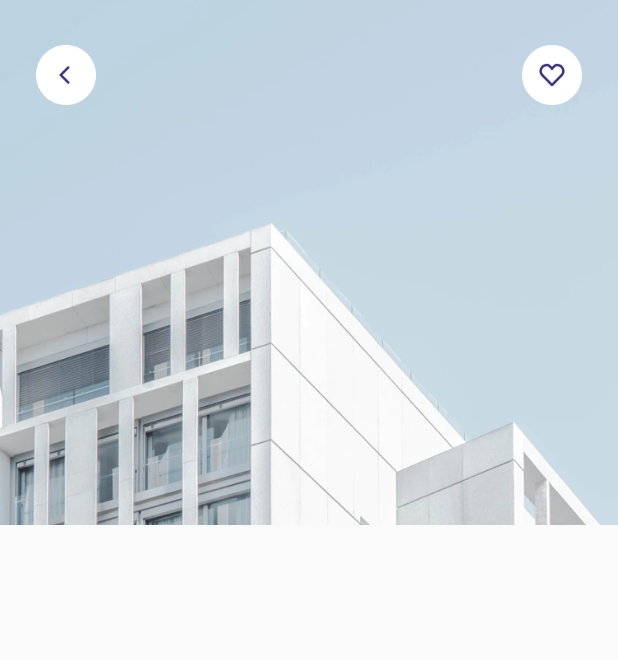
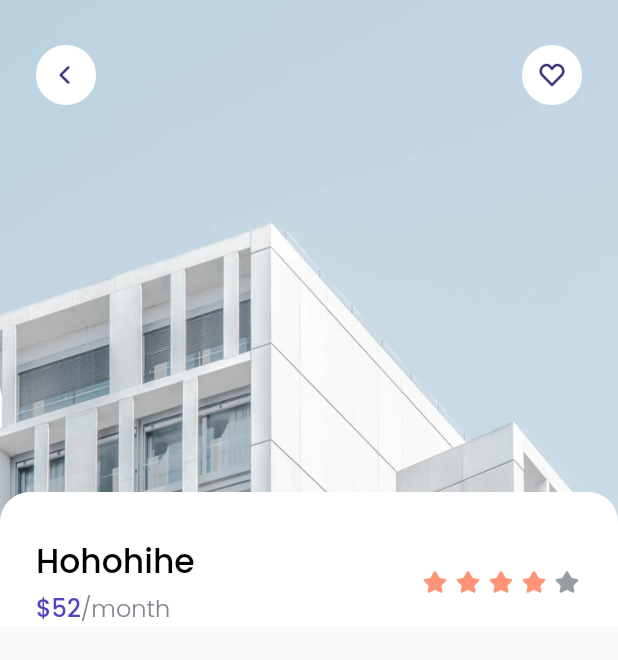
Before and after one commit to BennoAlif/cozy, a Flutter app: the DetailPage screen opened directly, on a phone screen of 412 x 824 dp. Shown: the top 660 px of the screen. Run offline on Flutter 3.47's test engine with Material 2 defaults, Android fonts, the phone set to English and light mode, and no system bars; our stand-ins replace google_fonts.

Commit message:
[Detail Page] Header

```diff
--- a/lib/pages/detail_page.dart
+++ b/lib/pages/detail_page.dart
@@ -40,6 +40,106 @@ class DetailPage extends StatelessWidget {
                   ),
                 ],
               ),
+            ),
+            ListView(
+              children: [
+                const SizedBox(
+                  height: 328,
+                ),
+                Container(
+                  width: MediaQuery.of(context).size.width,
+                  decoration: BoxDecoration(
+                    borderRadius: const BorderRadius.vertical(
+                      top: Radius.circular(20),
+                    ),
+                    color: whiteColor,
+                  ),
+                  child: Column(
+                    children: [
+                      const SizedBox(
+                        height: 30,
+                      ),
+                      Padding(
+                        padding: EdgeInsets.symmetric(
+                          horizontal: edge,
+                        ),
+                        child: Row(
+                          mainAxisAlignment: MainAxisAlignment.spaceBetween,
+                          children: [
+                            Column(
+                              crossAxisAlignment: CrossAxisAlignment.start,
+                              children: [
+                                Text(
+                                  "Hohohihe",
+                                  style: blackTextStyle.copyWith(
+                                    fontSize: 22,
+                                  ),
+                                ),
+                                const SizedBox(
+                                  height: 2,
+                                ),
+                                Text.rich(
+                                  TextSpan(
+                                    text: "\$52",
+                                    style: purpleTextStyle.copyWith(
+                                      fontSize: 16,
+                                    ),
+                                    children: [
+                                      TextSpan(
+                                        text: "/month",
+                                        style: greyTextStyle.copyWith(
+                                          fontSize: 16,
+                                        ),
+                                      ),
+                                    ],
+                                  ),
+                                ),
+                              ],
+                            ),
+                            Row(
+                              children: [
+                                Image.asset(
+                                  'assets/icon_star.png',
+                                  width: 20,
+                                ),
+                                const SizedBox(
+                                  width: 2,
+                                ),
+                                Image.asset(
+                                  'assets/icon_star.png',
+                                  width: 20,
+                                ),
+                                const SizedBox(
+                                  width: 2,
+                                ),
+                                Image.asset(
+                                  'assets/icon_star.png',
+                                  width: 20,
+                                ),
+                                const SizedBox(
+                                  width: 2,
+                                ),
+                                Image.asset(
+                                  'assets/icon_star.png',
+                                  width: 20,
+                                ),
+                                const SizedBox(
+                                  width: 2,
+                                ),
+                                Image.asset(
+                                  'assets/icon_star.png',
+                                  width: 20,
+                                  color: const Color(0xff989BA1),
+                                ),
+                              ],
+                            )
+                          ],
+                        ),
+                      ),
+                    ],
+                  ),
+                )
+              ],
             )
           ],
         ),
```
